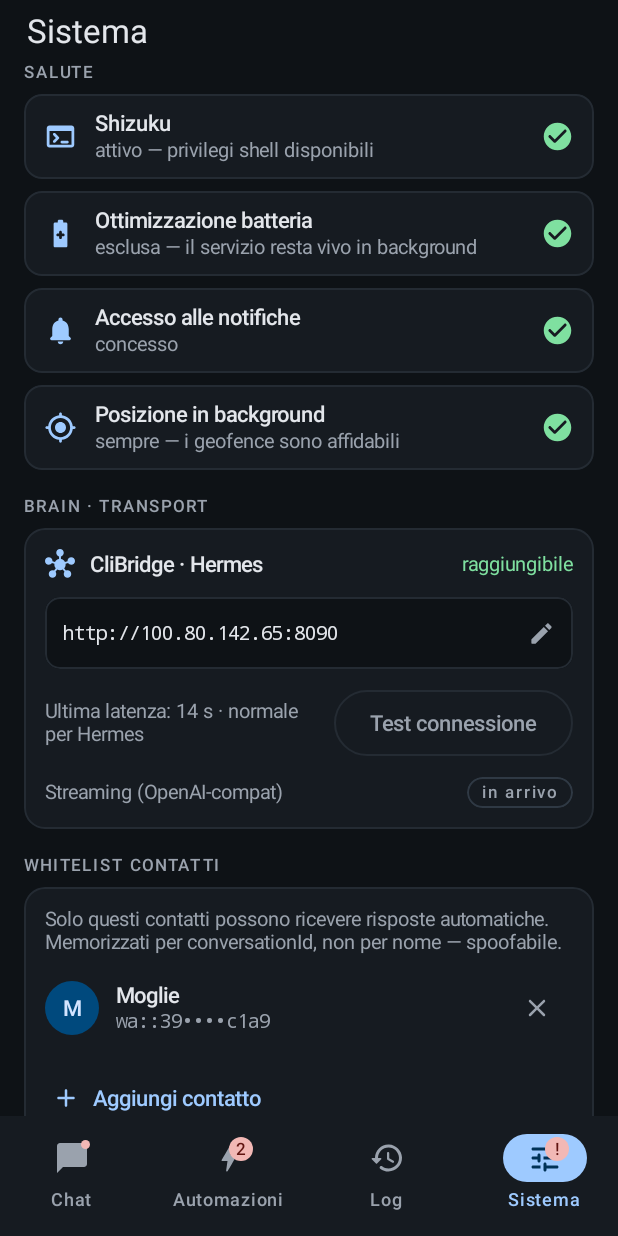
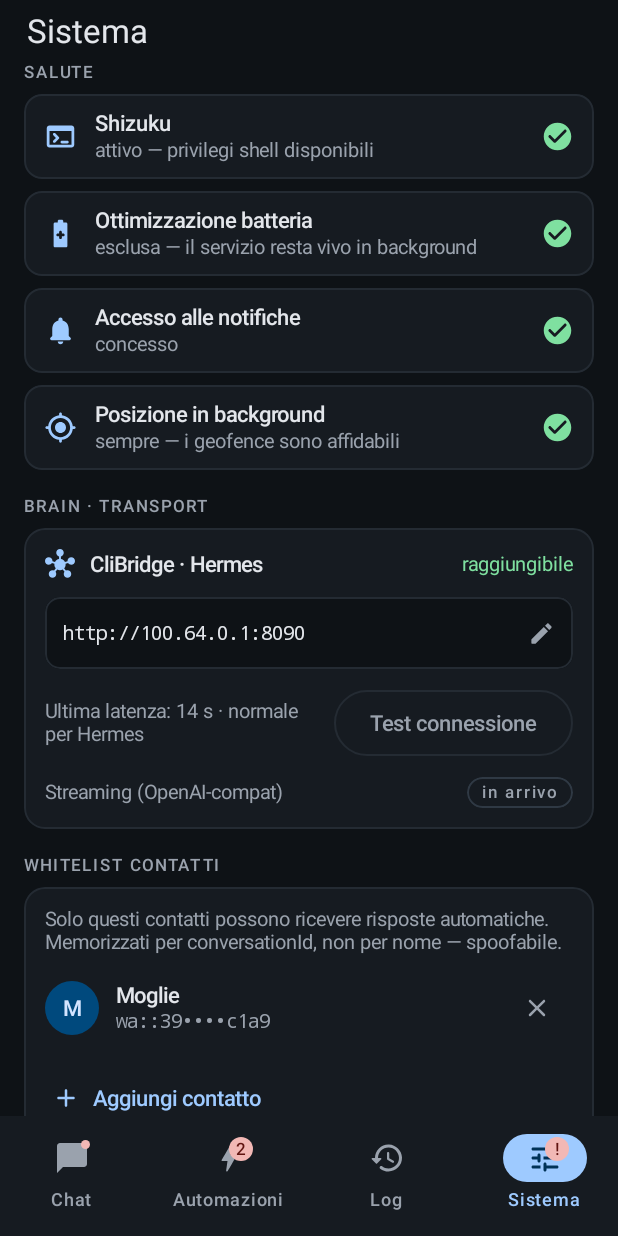
Before and after one commit to JackRushante/argus, an Android app built with Jetpack Compose: the screen it shows after launch (MainActivity), item 4 of the bottom bar chosen, on a phone screen of 412 x 824 dp. Run offline under Robolectric (Android 15) with nearby library versions, the phone set to English and light mode, and no system bars.

Commit message:
chore: scrub PII from fixtures/tests
Replace the real personal phone number and Hermes Tailscale IP with clearly-fake
placeholders in fixtures/tests only (Fixtures.kt, SettingsScreen.kt previews,
TriggerMatcherTest.kt): +39 320 000 0000 (digits 393200000000) and 100.64.0.1.
TriggerMatcher assertion updated consistently (digit-suffix match) — stays green.
Docs keep the real values by design.

Co-Authored-By: Claude Fable 5 <noreply@anthropic.com>
Claude-Session: https://claude.ai/code/session_015pWUhzHfLK1MqZdDnMWoGP

```diff
--- a/ui/src/main/kotlin/dev/argus/ui/preview/Fixtures.kt
+++ b/ui/src/main/kotlin/dev/argus/ui/preview/Fixtures.kt
@@ -487,7 +487,7 @@ object Fixtures {
 
     val settingsAllGreen = SettingsState(
         transport = TransportUi.CliBridge(
-            url = "http://100.80.142.65:8090",
+            url = "http://100.64.0.1:8090",
             reachable = true,
             lastLatencyLabel = "14 s · normale per Hermes",
         ),
@@ -495,14 +495,14 @@ object Fixtures {
         batteryExempt = true,
         notificationAccess = true,
         backgroundLocation = BgLocationState.GRANTED,
-        whitelist = listOf(ContactRow(displayName = "Moglie", conversationId = "wa::393932077480::c1a9")),
+        whitelist = listOf(ContactRow(displayName = "Moglie", conversationId = "wa::393200000000::c1a9")),
         budget = BudgetUi(maxCallsPerHour = 20, usedThisHourLabel = "3 / 20 quest'ora"),
         privacyAccepted = true,
         appVersionLabel = "Argus v0.1-demo · MVP (sideload)",
     )
 
     val settingsDegraded = SettingsState(
-        transport = TransportUi.CliBridge(url = "http://100.80.142.65:8090", reachable = false, lastLatencyLabel = null),
+        transport = TransportUi.CliBridge(url = "http://100.64.0.1:8090", reachable = false, lastLatencyLabel = null),
         shizuku = ShizukuStatus.DEGRADED_AFTER_REBOOT,
         batteryExempt = false,
         notificationAccess = true,
--- a/ui/src/main/kotlin/dev/argus/ui/screens/SettingsScreen.kt
+++ b/ui/src/main/kotlin/dev/argus/ui/screens/SettingsScreen.kt
@@ -464,7 +464,7 @@ private fun VersionFooter(version: String) {
 // =============================================================================
 
 private val previewContacts = listOf(
-    ContactRow(displayName = "Moglie", conversationId = "wa::393932077480::c1a9"),
+    ContactRow(displayName = "Moglie", conversationId = "wa::393200000000::c1a9"),
 )
 
 private object NoopSettingsCallbacks : SettingsCallbacks {
@@ -481,7 +481,7 @@ private object NoopSettingsCallbacks : SettingsCallbacks {
 }
 
 private val previewAllGreen = SettingsState(
-    transport = TransportUi.CliBridge(url = "http://100.80.142.65:8090", reachable = true, lastLatencyLabel = "14 s · normale per Hermes"),
+    transport = TransportUi.CliBridge(url = "http://100.64.0.1:8090", reachable = true, lastLatencyLabel = "14 s · normale per Hermes"),
     shizuku = ShizukuStatus.AUTHORIZED,
     batteryExempt = true,
     notificationAccess = true,
@@ -493,7 +493,7 @@ private val previewAllGreen = SettingsState(
 )
 
 private val previewDegraded = SettingsState(
-    transport = TransportUi.CliBridge(url = "http://100.80.142.65:8090", reachable = false, lastLatencyLabel = null),
+    transport = TransportUi.CliBridge(url = "http://100.64.0.1:8090", reachable = false, lastLatencyLabel = null),
     shizuku = ShizukuStatus.DEGRADED_AFTER_REBOOT,
     batteryExempt = false,
     notificationAccess = true,
```
Also changed, not shown: 1 other file.
